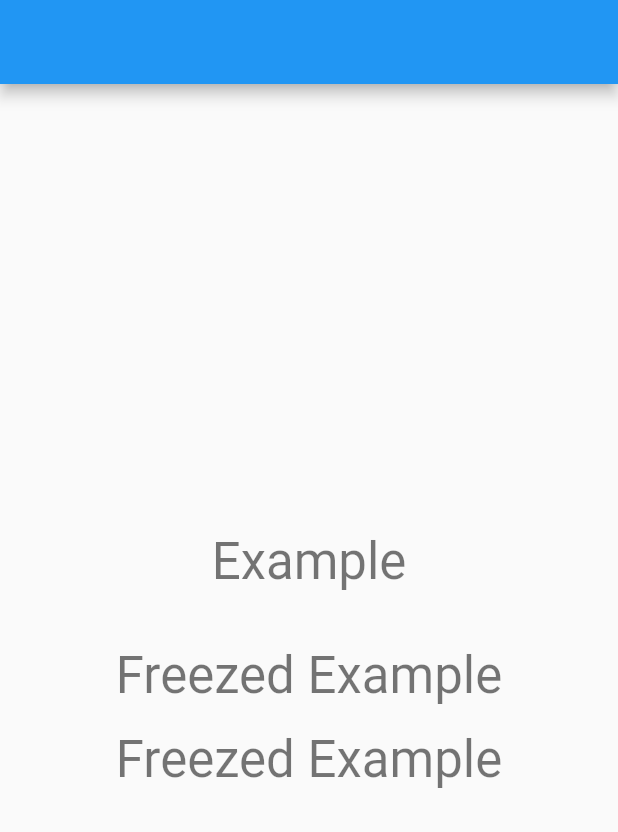
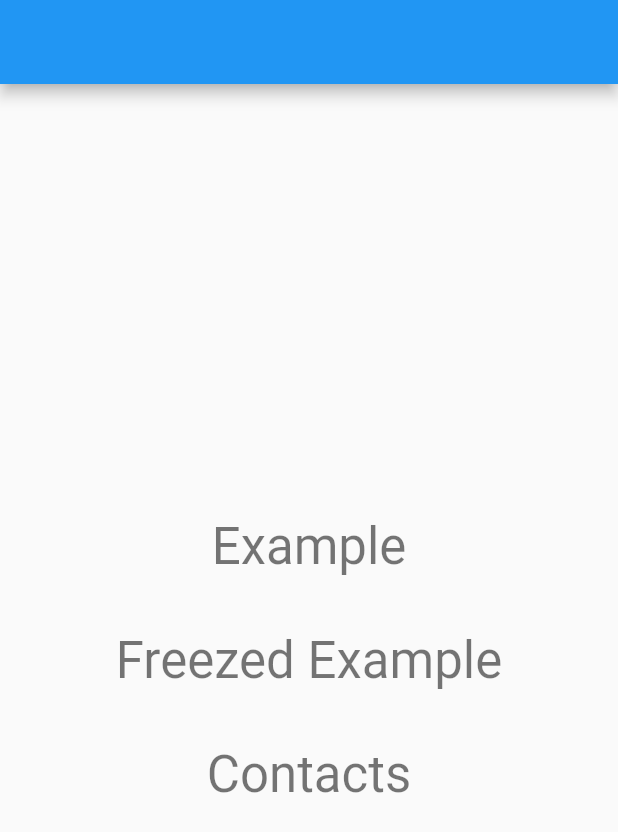
Before and after one commit to Slade-crypto/flutter_bloc_example, a Flutter app: the screen it shows after launch, on a phone screen of 412 x 824 dp. Shown: the top 832 px of the screen. Run offline on Flutter 3.47's test engine with Material 2 defaults, Android fonts, the phone set to English and light mode, and no system bars; our stand-ins replace bloc, dio, flutter_bloc, freezed_annotation.

Commit message:
criando pagina lista de contato, repo e bloc

```diff
--- /dev/null
+++ b/lib/features/contacts/bloc/contact_list_bloc.dart
@@ -0,0 +1,26 @@
+import 'dart:async';
+
+import 'package:bloc/bloc.dart';
+import 'package:contact_bloc/features/contacts/repositories/contact_repository.dart';
+import 'package:freezed_annotation/freezed_annotation.dart';
+
+import '../models/contact_model.dart';
+
+part 'contact_list_event.dart';
+part 'contact_list_state.dart';
+part 'contact_list_bloc.freezed.dart';
+
+class ContactListBloc extends Bloc<ContactListEvent, ContactListState> {
+  final ContactRepository _repository;
+
+  ContactListBloc({required ContactRepository repository})
+      : _repository = repository,
+        super(ContactListState.initial()) {
+    on<_ContactListEventFindAll>(_findAll);
+  }
+
+  Future<void> _findAll(_ContactListEventFindAll event, Emitter<ContactListState> emit) async {
+    final contacts = await _repository.findAll();
+    emit(ContactListState.data(contacts: contacts));
+  }
+}
--- /dev/null
+++ b/lib/features/contacts/bloc/contact_list_event.dart
@@ -0,0 +1,6 @@
+part of 'contact_list_bloc.dart';
+
+@freezed
+class ContactListEvent with _$ContactListEvent {
+  factory ContactListEvent.findAll() = _ContactListEventFindAll;
+}
--- /dev/null
+++ b/lib/features/contacts/bloc/contact_list_state.dart
@@ -0,0 +1,7 @@
+part of 'contact_list_bloc.dart';
+
+@freezed
+class ContactListState with _$ContactListState {
+  factory ContactListState.initial() = _ContactListStateInitial;
+  factory ContactListState.data({required List<Contacts> contacts}) = _ContactListStateData;
+}
--- a/lib/features/contacts/list/contacts_list_page.dart
+++ b/lib/features/contacts/list/contacts_list_page.dart
@@ -1,4 +1,7 @@
+import 'package:contact_bloc/features/contacts/bloc/contact_list_bloc.dart';
+import 'package:contact_bloc/features/contacts/models/contact_model.dart';
 import 'package:flutter/material.dart';
+import 'package:flutter_bloc/flutter_bloc.dart';
 
 class ContactsListPage extends StatelessWidget {
   const ContactsListPage({super.key});
@@ -9,7 +12,37 @@ class ContactsListPage extends StatelessWidget {
       appBar: AppBar(
         title: const Text(''),
       ),
-      body: Container(),
+      body: CustomScrollView(
+        slivers: [
+          SliverFillRemaining(
+            child: Column(
+              children: [
+                BlocSelector<ContactListBloc, ContactListState, List<Contacts>>(
+                  selector: (state) {
+                    return state.maybeWhen(
+                      data: (contacts) => contacts,
+                      orElse: () => [],
+                    );
+                  },
+                  builder: (_, contacts) {
+                    return ListView.builder(
+                      shrinkWrap: true,
+                      itemCount: contacts.length,
+                      itemBuilder: (context, index) {
+                        final contact = contacts[index];
+                        return ListTile(
+                          title: Text(contact.name),
+                          subtitle: Text(contact.email),
+                        );
+                      },
+                    );
+                  },
+                ),
+              ],
+            ),
+          ),
+        ],
+      ),
     );
   }
 }
--- a/lib/features/contacts/models/contact_model.dart
+++ b/lib/features/contacts/models/contact_model.dart
@@ -1,11 +1,11 @@
 import 'dart:convert';
 
-class Contact {
+class Contacts {
   final String? id;
   final String name;
   final String email;
 
-  Contact(
+  Contacts(
     this.id,
     this.name,
     this.email,
@@ -19,8 +19,8 @@ class Contact {
     };
   }
 
-  factory Contact.fromMap(Map<String, dynamic> map) {
-    return Contact(
+  factory Contacts.fromMap(Map<String, dynamic> map) {
+    return Contacts(
       map["id"] ?? '',
       map["name"] ?? '',
       map["email"] ?? '',
@@ -29,5 +29,5 @@ class Contact {
 
   String toJson() => jsonEncode(toMap());
 
-  factory Contact.fromJson(String json) => Contact.fromMap(jsonDecode(json));
+  factory Contacts.fromJson(String json) => Contacts.fromMap(jsonDecode(json));
 }
--- a/lib/features/contacts/repositories/contact_repository.dart
+++ b/lib/features/contacts/repositories/contact_repository.dart
@@ -2,19 +2,19 @@ import 'package:contact_bloc/features/contacts/models/contact_model.dart';
 import 'package:dio/dio.dart';
 
 class ContactRepository {
-  Future<List<Contact>> findAll() async {
-    final response = await Dio().get('http://127.0.0.1:3031/contacts');
+  Future<List<Contacts>> findAll() async {
+    final response = await Dio().get('http://localhost:3031/contacts');
 
-    return response.data?.map<Contact>((contact) => Contact.fromMap(contact)).toList();
+    return response.data?.map<Contacts>((contact) => Contacts.fromMap(contact)).toList();
   }
 
-  Future<void> create(Contact model) => Dio().post('http://127.0.0.1:3031/contacts', data: model.toMap());
+  Future<void> create(Contacts model) => Dio().post('http://127.0.0.1:3031/contacts', data: model.toMap());
 
-  Future<void> update(Contact model) => Dio().put(
+  Future<void> update(Contacts model) => Dio().put(
         'http://127.0.0.1:3031/contacts/${model.id}',
         data: model.toMap(),
       );
-  Future<void> delete(Contact model) => Dio().delete(
+  Future<void> delete(Contacts model) => Dio().delete(
         'http://127.0.0.1:3031/contacts/${model.id}',
         data: model.toMap(),
       );
--- a/lib/home/home_page.dart
+++ b/lib/home/home_page.dart
@@ -32,12 +32,14 @@ class HomePage extends StatelessWidget {
                 style: Theme.of(context).textTheme.headlineMedium,
               ),
             ),
+            const SizedBox(height: 20),
+
             TextButton(
               onPressed: () {
                 Navigator.of(context).pushNamed('/contact');
               },
               child: Text(
-                'Freezed Example',
+                'Contacts',
                 style: Theme.of(context).textTheme.headlineMedium,
               ),
             ),
--- a/lib/main.dart
+++ b/lib/main.dart
@@ -1,11 +1,13 @@
 import 'package:contact_bloc/features/bloc_example/bloc/example_bloc.dart';
 import 'package:contact_bloc/features/bloc_example/bloc_freezed/example_freezed_bloc.dart';
+import 'package:contact_bloc/features/contacts/repositories/contact_repository.dart';
 import 'package:contact_bloc/home/home_page.dart';
 import 'package:flutter/material.dart';
 import 'package:flutter_bloc/flutter_bloc.dart';
 
 import 'features/bloc_example/bloc_example.dart';
 import 'features/bloc_example/bloc_example_freezed.dart';
+import 'features/contacts/bloc/contact_list_bloc.dart';
 import 'features/contacts/list/contacts_list_page.dart';
 
 void main() {
@@ -17,7 +19,9 @@ class MyApp extends StatelessWidget {
 
   @override
   Widget build(BuildContext context) {
-    return MaterialApp(
+    return RepositoryProvider(
+      create: (context) => ContactRepository(),
+      child: MaterialApp(
         title: 'Flutter Demo',
         theme: ThemeData(
           primarySwatch: Colors.blue,
@@ -33,8 +37,15 @@ class MyApp extends StatelessWidget {
                 create: (context) => ExampleFreezedBloc()..add(ExampleFreezedEvent.findName()),
                 child: const BlocExampleFreezed(),
               ),
-        '/contact': (context) => const ContactsListPage(),
+          '/contact': (context) => BlocProvider(
+                create: (_) => ContactListBloc(repository: context.read<ContactRepository>())
+                  ..add(
+                    ContactListEvent.findAll(),
+                  ),
+                child: const ContactsListPage(),
+              ),
         },
+      ),
     );
   }
 }
```
Also changed, not shown: lib/features/contacts/bloc/contact_list_bloc.freezed.dart (added). Lines whose indentation alone changed are shown as unchanged.
